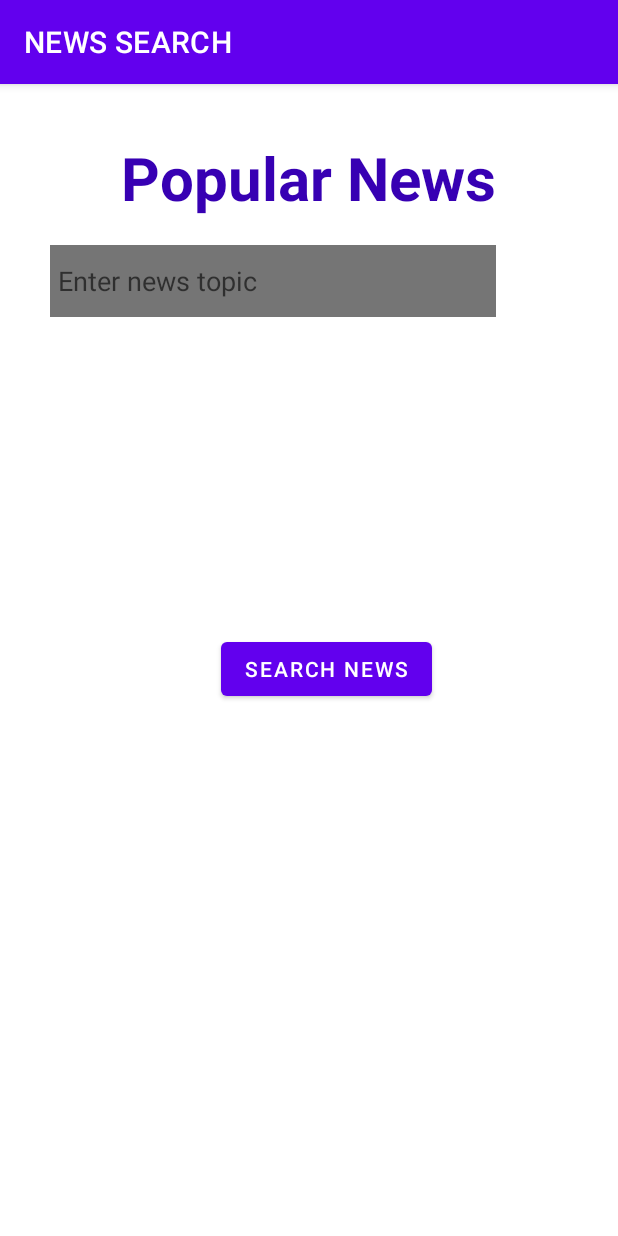
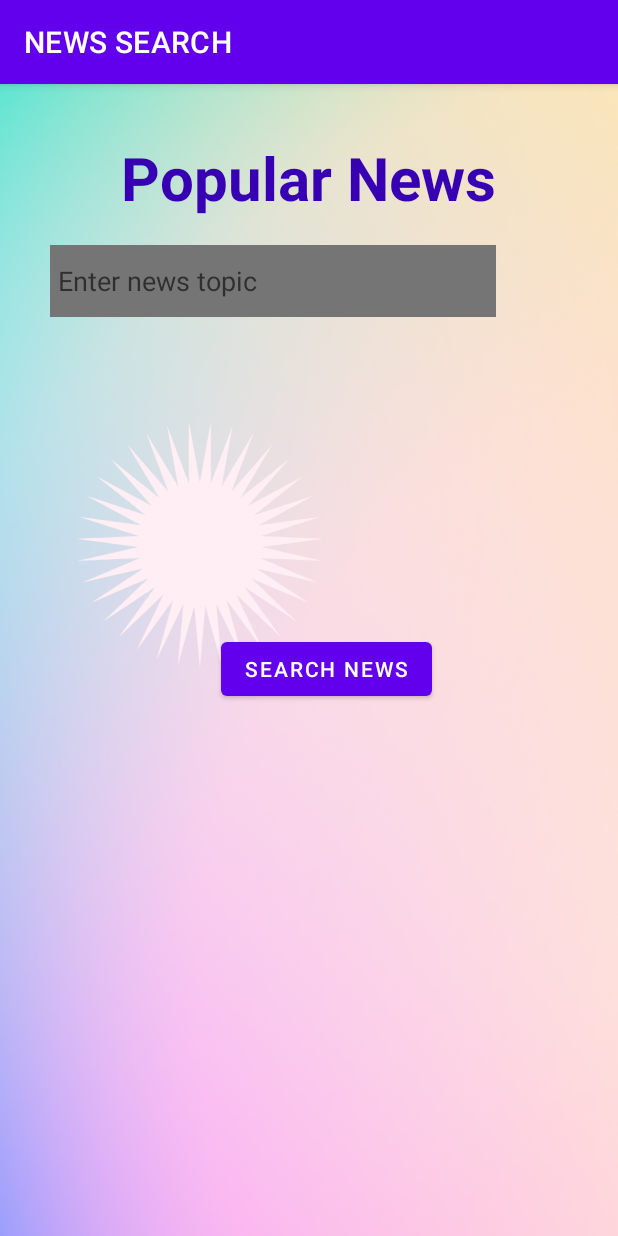
Before and after one commit to Steve-njeri/News-search, an Android app: the screen it shows after launch (MainActivity), on a phone screen of 412 x 824 dp. Run offline under Robolectric (Android 15) with nearby library versions, the phone set to English and light mode, and no system bars.

Commit message:
modified README.md file

```diff
--- a/app/src/main/res/layout/activity_main.xml
+++ b/app/src/main/res/layout/activity_main.xml
@@ -4,6 +4,13 @@
     xmlns:tools="http://schemas.android.com/tools"
     android:layout_width="match_parent"
     android:layout_height="match_parent">
+
+    <ImageView
+        android:id="@+id/imageView"
+        android:layout_width="wrap_content"
+        android:layout_height="match_parent"
+        android:scaleType="centerCrop"
+        android:src="@drawable/news" />
 
 
     <TextView
@@ -45,4 +52,5 @@
         android:minHeight="48dp"
         android:padding="5dp" />
 
+
 </RelativeLayout>
```
Also changed, not shown: 1 other file.
